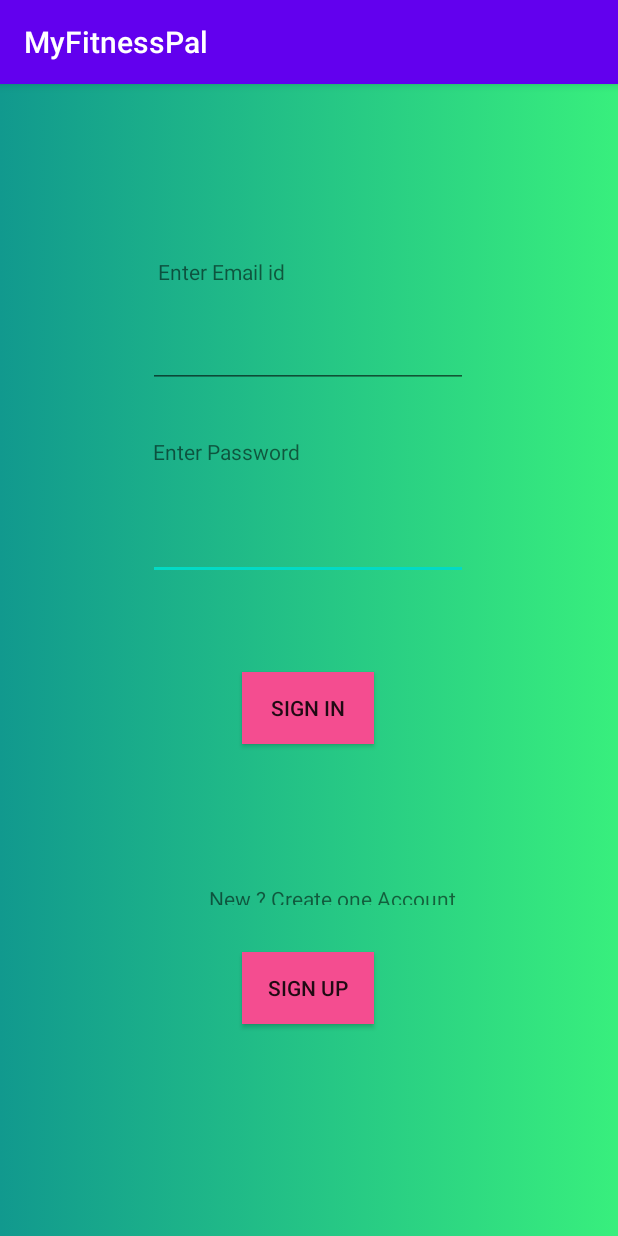
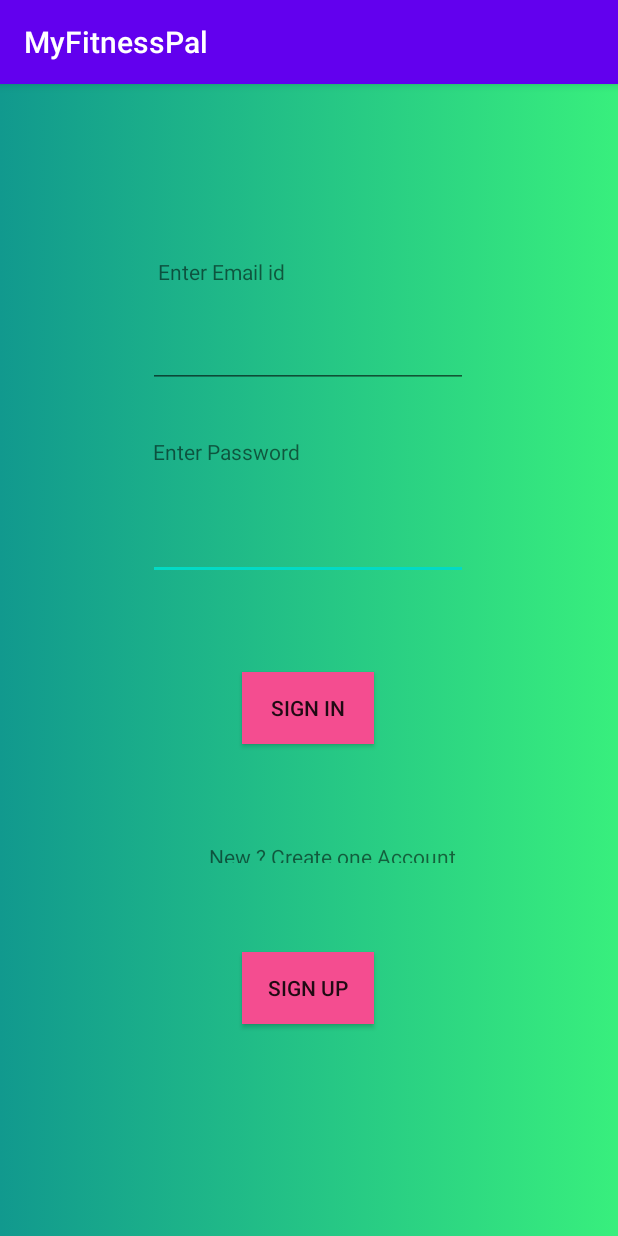
Before and after one commit to SanjiniPal/MyFitnessPal, an Android app: the LoginActivity screen opened directly, with no data from a screen before it, on a phone screen of 412 x 824 dp. Run offline under Robolectric (Android 15) with nearby library versions, the phone set to English and light mode, and no system bars.

Commit message:
place changed

```diff
--- a/app/src/main/res/layout/activity_login.xml
+++ b/app/src/main/res/layout/activity_login.xml
@@ -86,7 +86,7 @@
         app:layout_constraintHorizontal_bias="0.579"
         app:layout_constraintStart_toStartOf="parent"
         app:layout_constraintTop_toTopOf="parent"
-        app:layout_constraintVertical_bias="0.707" />
+        app:layout_constraintVertical_bias="0.67" />
 
     <EditText
         android:id="@+id/editTextTextEmailAddress"
```
